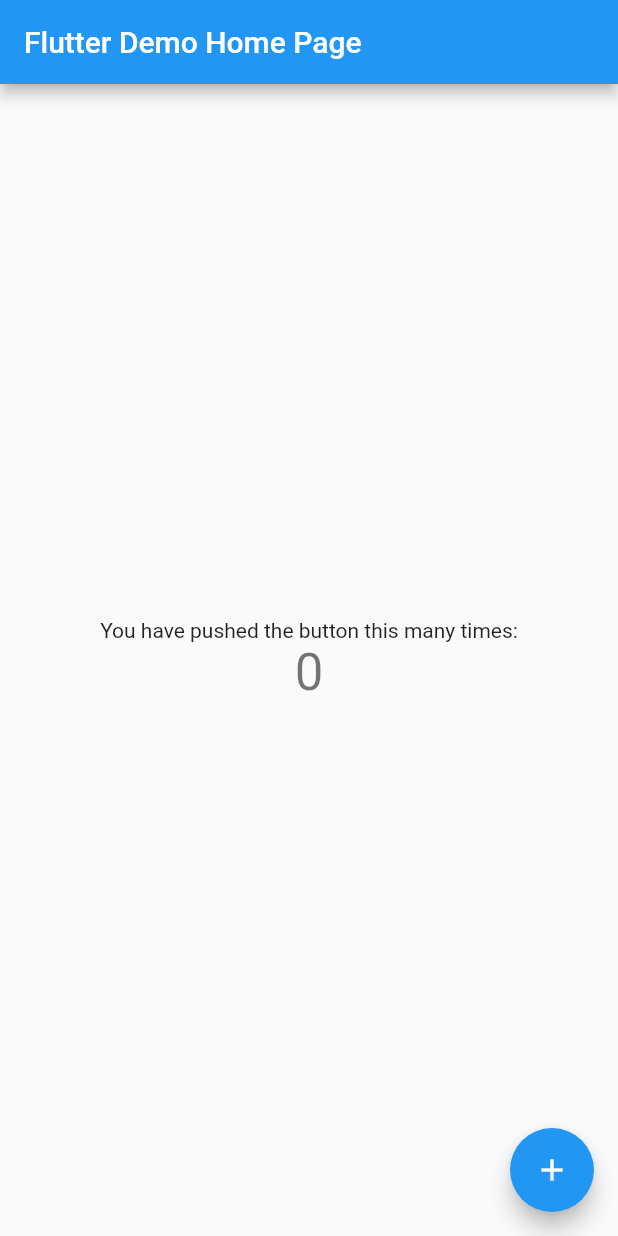
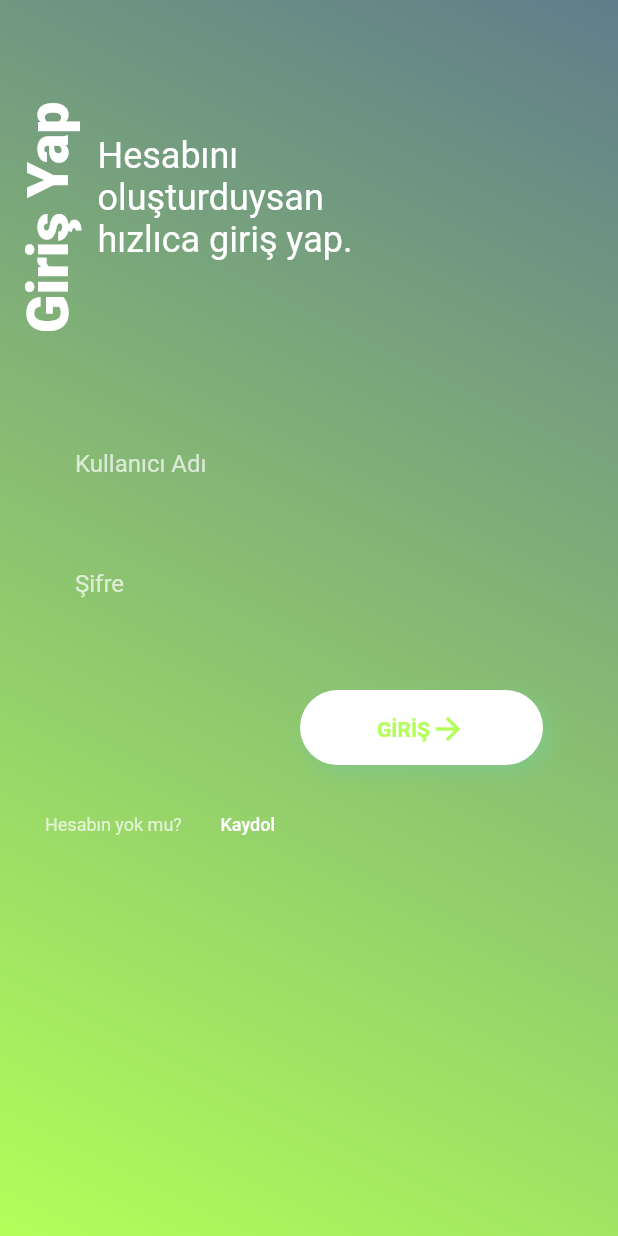
Before and after one commit to SefaAkdeniz/Vericep-Graduation-Project-Mobil-App-Flutter, a Flutter app: the screen it shows after launch, on a phone screen of 412 x 824 dp. Run offline on Flutter 3.47's test engine with Material 2 defaults, Android fonts, the phone set to English and light mode, and no system bars.

Commit message:
create login page and widgets

```diff
--- a/vericep/lib/main.dart
+++ b/vericep/lib/main.dart
@@ -1,117 +1,18 @@
 import 'package:flutter/material.dart';
+import 'package:vericep/pages/login.page.dart';
 
-void main() {
-  runApp(MyApp());
-}
+void main() => runApp(MyApp());
 
 class MyApp extends StatelessWidget {
-  // This widget is the root of your application.
   @override
   Widget build(BuildContext context) {
     return MaterialApp(
-      title: 'Flutter Demo',
+      title: 'Vericep',
       theme: ThemeData(
-        // This is the theme of your application.
-        //
-        // Try running your application with "flutter run". You'll see the
-        // application has a blue toolbar. Then, without quitting the app, try
-        // changing the primarySwatch below to Colors.green and then invoke
-        // "hot reload" (press "r" in the console where you ran "flutter run",
-        // or simply save your changes to "hot reload" in a Flutter IDE).
-        // Notice that the counter didn't reset back to zero; the application
-        // is not restarted.
-        primarySwatch: Colors.blue,
-        // This makes the visual density adapt to the platform that you run
-        // the app on. For desktop platforms, the controls will be smaller and
-        // closer together (more dense) than on mobile platforms.
-        visualDensity: VisualDensity.adaptivePlatformDensity,
+        primarySwatch: Colors.green,
       ),
-      home: MyHomePage(title: 'Flutter Demo Home Page'),
+      home: LoginPage(),
+      debugShowCheckedModeBanner: false,
     );
   }
 }
-
-class MyHomePage extends StatefulWidget {
-  MyHomePage({Key key, this.title}) : super(key: key);
-
-  // This widget is the home page of your application. It is stateful, meaning
-  // that it has a State object (defined below) that contains fields that affect
-  // how it looks.
-
-  // This class is the configuration for the state. It holds the values (in this
-  // case the title) provided by the parent (in this case the App widget) and
-  // used by the build method of the State. Fields in a Widget subclass are
-  // always marked "final".
-
-  final String title;
-
-  @override
-  _MyHomePageState createState() => _MyHomePageState();
-}
-
-class _MyHomePageState extends State<MyHomePage> {
-  int _counter = 0;
-
-  void _incrementCounter() {
-    setState(() {
-      // This call to setState tells the Flutter framework that something has
-      // changed in this State, which causes it to rerun the build method below
-      // so that the display can reflect the updated values. If we changed
-      // _counter without calling setState(), then the build method would not be
-      // called again, and so nothing would appear to happen.
-      _counter++;
-    });
-  }
-
-  @override
-  Widget build(BuildContext context) {
-    // This method is rerun every time setState is called, for instance as done
-    // by the _incrementCounter method above.
-    //
-    // The Flutter framework has been optimized to make rerunning build methods
-    // fast, so that you can just rebuild anything that needs updating rather
-    // than having to individually change instances of widgets.
-    return Scaffold(
-      appBar: AppBar(
-        // Here we take the value from the MyHomePage object that was created by
-        // the App.build method, and use it to set our appbar title.
-        title: Text(widget.title),
-      ),
-      body: Center(
-        // Center is a layout widget. It takes a single child and positions it
-        // in the middle of the parent.
-        child: Column(
-          // Column is also a layout widget. It takes a list of children and
-          // arranges them vertically. By default, it sizes itself to fit its
-          // children horizontally, and tries to be as tall as its parent.
-          //
-          // Invoke "debug painting" (press "p" in the console, choose the
-          // "Toggle Debug Paint" action from the Flutter Inspector in Android
-          // Studio, or the "Toggle Debug Paint" command in Visual Studio Code)
-          // to see the wireframe for each widget.
-          //
-          // Column has various properties to control how it sizes itself and
-          // how it positions its children. Here we use mainAxisAlignment to
-          // center the children vertically; the main axis here is the vertical
-          // axis because Columns are vertical (the cross axis would be
-          // horizontal).
-          mainAxisAlignment: MainAxisAlignment.center,
-          children: <Widget>[
-            Text(
-              'You have pushed the button this many times:',
-            ),
-            Text(
-              '$_counter',
-              style: Theme.of(context).textTheme.headline4,
-            ),
-          ],
-        ),
-      ),
-      floatingActionButton: FloatingActionButton(
-        onPressed: _incrementCounter,
-        tooltip: 'Increment',
-        child: Icon(Icons.add),
-      ), // This trailing comma makes auto-formatting nicer for build methods.
-    );
-  }
-}
--- /dev/null
+++ b/vericep/lib/pages/login.page.dart
@@ -0,0 +1,44 @@
+import 'package:flutter/material.dart';
+import 'package:vericep/widget/buttonLogin.dart';
+import 'package:vericep/widget/firstTime.dart';
+import 'package:vericep/widget/inputUsername.dart';
+import 'package:vericep/widget/inputPassword.dart';
+import 'package:vericep/widget/textLogin.dart';
+import 'package:vericep/widget/verticalText.dart';
+
+class LoginPage extends StatefulWidget {
+  @override
+  _LoginPageState createState() => _LoginPageState();
+}
+
+class _LoginPageState extends State<LoginPage> {
+  @override
+  Widget build(BuildContext context) {
+    return Scaffold(
+      body: Container(
+        decoration: BoxDecoration(
+          gradient: LinearGradient(
+              begin: Alignment.topRight,
+              end: Alignment.bottomLeft,
+              colors: [Colors.blueGrey, Colors.lightGreenAccent]),
+        ),
+        child: ListView(
+          children: <Widget>[
+            Column(
+              children: <Widget>[
+                Row(children: <Widget>[
+                  VerticalText(),
+                  TextLogin(),
+                ]),
+                InputUsername(),
+                PasswordInput(),
+                ButtonLogin(),
+                FirstTime(),
+              ],
+            ),
+          ],
+        ),
+      ),
+    );
+  }
+}
--- /dev/null
+++ b/vericep/lib/widget/buttonLogin.dart
@@ -0,0 +1,55 @@
+import 'package:flutter/material.dart';
+
+class ButtonLogin extends StatefulWidget {
+  @override
+  _ButtonLoginState createState() => _ButtonLoginState();
+}
+
+class _ButtonLoginState extends State<ButtonLogin> {
+  @override
+  Widget build(BuildContext context) {
+    return Padding(
+      padding: const EdgeInsets.only(top: 40, right: 50, left: 200),
+      child: Container(
+        alignment: Alignment.bottomRight,
+        height: 50,
+        width: MediaQuery.of(context).size.width,
+        decoration: BoxDecoration(
+          boxShadow: [
+            BoxShadow(
+              color: Colors.green[300],
+              blurRadius: 10.0, // has the effect of softening the shadow
+              spreadRadius: 1.0, // has the effect of extending the shadow
+              offset: Offset(
+                5.0, // horizontal, move right 10
+                5.0, // vertical, move down 10
+              ),
+            ),
+          ],
+          color: Colors.white,
+          borderRadius: BorderRadius.circular(30),
+        ),
+        child: FlatButton(
+          onPressed: () {},
+          child: Row(
+            mainAxisAlignment: MainAxisAlignment.center,
+            children: <Widget>[
+              Text(
+                'GİRİŞ',
+                style: TextStyle(
+                  color: Colors.lightGreenAccent,
+                  fontSize: 14,
+                  fontWeight: FontWeight.w700,
+                ),
+              ),
+              Icon(
+                Icons.arrow_forward,
+                color: Colors.lightGreenAccent,
+              ),
+            ],
+          ),
+        ),
+      ),
+    );
+  }
+}
--- /dev/null
+++ b/vericep/lib/widget/firstTime.dart
@@ -0,0 +1,43 @@
+import 'package:flutter/material.dart';
+
+class FirstTime extends StatefulWidget {
+  @override
+  _FirstTimeState createState() => _FirstTimeState();
+}
+
+class _FirstTimeState extends State<FirstTime> {
+  @override
+  Widget build(BuildContext context) {
+    return Padding(
+      padding: const EdgeInsets.only(top: 30, left: 30),
+      child: Container(
+        alignment: Alignment.topRight,
+        //color: Colors.red,
+        height: 20,
+        child: Row(
+          children: <Widget>[
+            Text(
+              'Hesabın yok mu?',
+              style: TextStyle(
+                fontSize: 12,
+                color: Colors.white70,
+              ),
+            ),
+            FlatButton(
+              padding: EdgeInsets.all(0),
+              onPressed: () {},
+              child: Text(
+                'Kaydol',
+                style: TextStyle(
+                  fontSize: 12,
+                  color: Colors.white,
+                ),
+                textAlign: TextAlign.right,
+              ),
+            ),
+          ],
+        ),
+      ),
+    );
+  }
+}
--- /dev/null
+++ b/vericep/lib/widget/inputPassword.dart
@@ -0,0 +1,32 @@
+import 'package:flutter/material.dart';
+
+class PasswordInput extends StatefulWidget {
+  @override
+  _PasswordInputState createState() => _PasswordInputState();
+}
+
+class _PasswordInputState extends State<PasswordInput> {
+  @override
+  Widget build(BuildContext context) {
+    return Padding(
+      padding: const EdgeInsets.only(top: 20, left: 50, right: 50),
+      child: Container(
+        height: 60,
+        width: MediaQuery.of(context).size.width,
+        child: TextField(
+          style: TextStyle(
+            color: Colors.white,
+          ),
+          obscureText: true,
+          decoration: InputDecoration(
+            border: InputBorder.none,
+            labelText: 'Şifre',
+            labelStyle: TextStyle(
+              color: Colors.white70,
+            ),
+          ),
+        ),
+      ),
+    );
+  }
+}
--- /dev/null
+++ b/vericep/lib/widget/inputUsername.dart
@@ -0,0 +1,32 @@
+import 'package:flutter/material.dart';
+
+class InputUsername extends StatefulWidget {
+  @override
+  _InputUsernameState createState() => _InputUsernameState();
+}
+
+class _InputUsernameState extends State<InputUsername> {
+  @override
+  Widget build(BuildContext context) {
+    return Padding(
+      padding: const EdgeInsets.only(top: 50, left: 50, right: 50),
+      child: Container(
+        height: 60,
+        width: MediaQuery.of(context).size.width,
+        child: TextField(
+          style: TextStyle(
+            color: Colors.white,
+          ),
+          decoration: InputDecoration(
+            border: InputBorder.none,
+            fillColor: Colors.lightGreenAccent,
+            labelText: 'Kullanıcı Adı',
+            labelStyle: TextStyle(
+              color: Colors.white70,
+            ),
+          ),
+        ),
+      ),
+    );
+  }
+}
--- /dev/null
+++ b/vericep/lib/widget/textLogin.dart
@@ -0,0 +1,36 @@
+import 'package:flutter/material.dart';
+
+class TextLogin extends StatefulWidget {
+  @override
+  _TextLoginState createState() => _TextLoginState();
+}
+
+class _TextLoginState extends State<TextLogin> {
+  @override
+  Widget build(BuildContext context) {
+    return Padding(
+      padding: const EdgeInsets.only(top: 30.0, left: 10.0),
+      child: Container(
+        //color: Colors.green,
+        height: 200,
+        width: 200,
+        child: Column(
+          children: <Widget>[
+            Container(
+              height: 60,
+            ),
+            Center(
+              child: Text(
+                'Hesabını oluşturduysan hızlıca giriş yap.',
+                style: TextStyle(
+                  fontSize: 24,
+                  color: Colors.white,
+                ),
+              ),
+            ),
+          ],
+        ),
+      ),
+    );
+  }
+}
--- /dev/null
+++ b/vericep/lib/widget/verticalText.dart
@@ -0,0 +1,25 @@
+import 'package:flutter/material.dart';
+
+class VerticalText extends StatefulWidget {
+  @override
+  _VerticalTextState createState() => _VerticalTextState();
+}
+
+class _VerticalTextState extends State<VerticalText> {
+  @override
+  Widget build(BuildContext context) {
+    return Padding(
+      padding: const EdgeInsets.only(top: 60, left: 10),
+      child: RotatedBox(
+          quarterTurns: -1,
+          child: Text(
+            'Giriş Yap',
+            style: TextStyle(
+              color: Colors.white,
+              fontSize: 38,
+              fontWeight: FontWeight.w900,
+            ),
+          )),
+    );
+  }
+}
```
